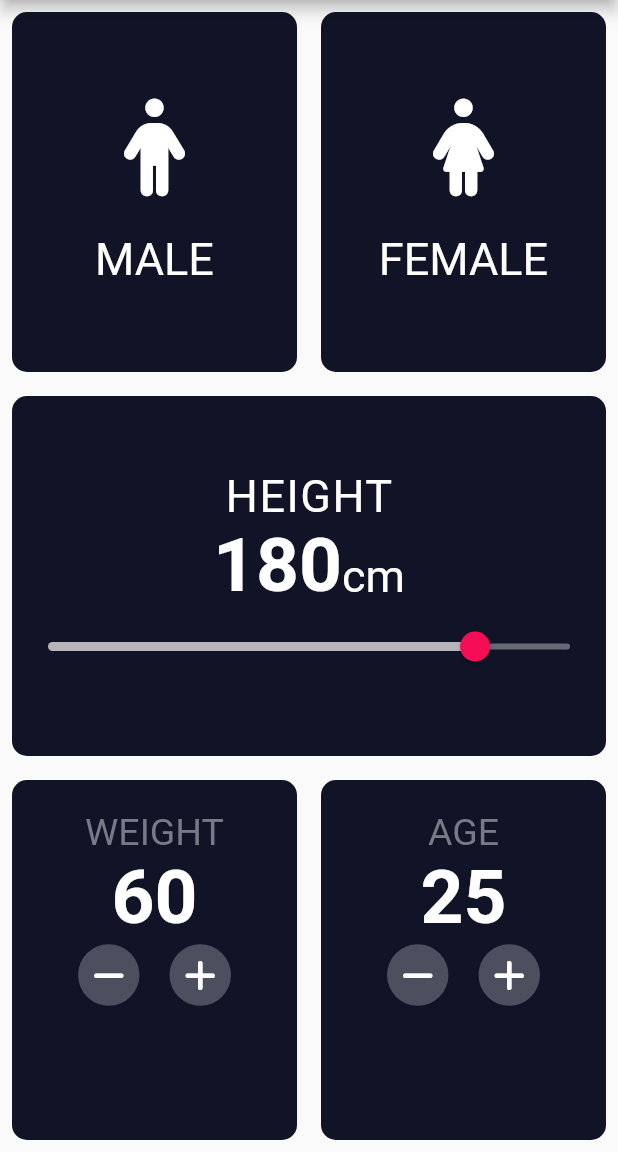
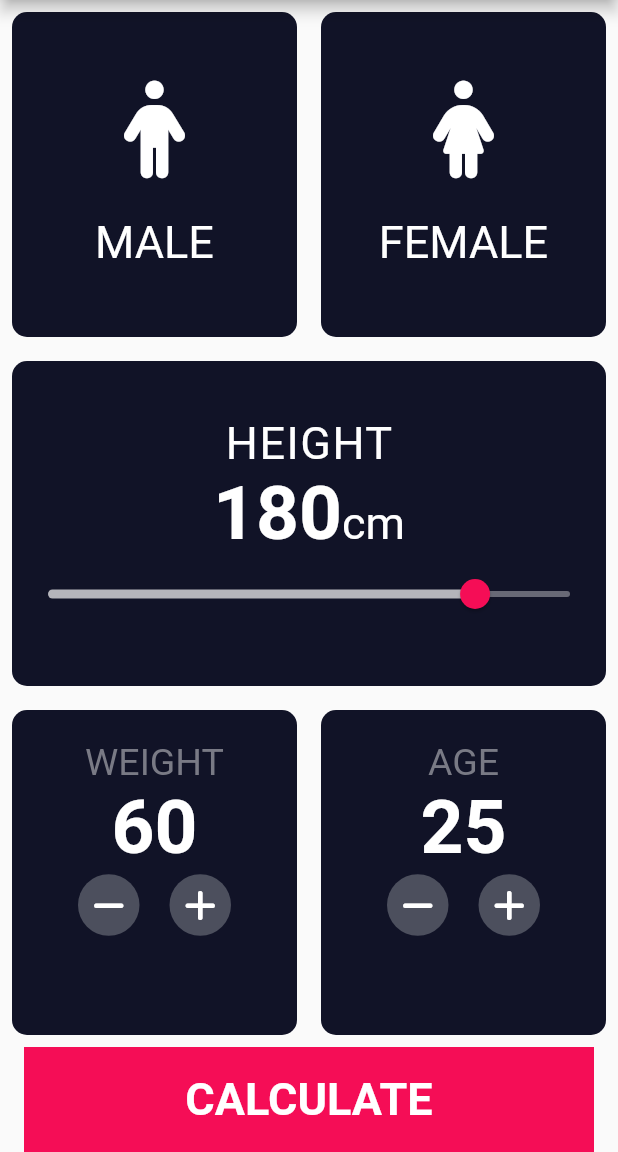
Before and after one commit to ATynchtyk/flutter_bmi_calculator, a Flutter app: the screen it shows after launch, on a phone screen of 412 x 824 dp, the part 84-1236 px from its top. Run offline on Flutter 3.47's test engine with Material 2 defaults, Android fonts, the phone set to English and light mode, and no system bars; our stand-ins replace font_awesome_flutter.

```diff
--- a/lib/input_screen.dart
+++ b/lib/input_screen.dart
@@ -1,4 +1,5 @@
 import 'package:flutter/material.dart';
+import 'package:flutter_bmi_calculator/result_page.dart';
 import 'package:flutter_bmi_calculator/widgets/custom_widget.dart';
 import 'package:flutter_bmi_calculator/widgets/gender_widget.dart';
 import 'package:flutter_bmi_calculator/widgets/slaider_widget.dart';
@@ -43,11 +44,9 @@ class _InputScreenState extends State<InputScreen> {
                 CustomWidget(
                   onTap: (() {
                     setState(() {
-                      // _maleButton = !_maleButton;
                       _gender = Gender.Male;
                     });
                   }),
-                  // tus: _maleButton ? _activeColor : _inActiveColor,
                   tus: _gender == Gender.Male ? _activeColor : _inActiveColor,
                   widget: const GenderWidget(
                       icons: FontAwesomeIcons.person, text: 'male'),
@@ -55,11 +54,9 @@ class _InputScreenState extends State<InputScreen> {
                 CustomWidget(
                   onTap: (() {
                     setState(() {
-                      // _femaleButton = !_femaleButton;
                       _gender = Gender.Female;
                     });
                   }),
-                  // tus: _femaleButton ? _activeColor : _inActiveColor,
                   tus: _gender == Gender.Female ? _activeColor : _inActiveColor,
                   widget: const GenderWidget(
                       icons: FontAwesomeIcons.personDress, text: 'female'),
@@ -114,8 +111,27 @@ class _InputScreenState extends State<InputScreen> {
                 ),
               ],
             ),
-          )
+          ),
         ],
+      ),
+      bottomNavigationBar: MaterialButton(
+        onPressed: () {
+          Navigator.push(context,
+              MaterialPageRoute(builder: ((context) => const ResultPage())));
+        },
+        child: Container(
+          height: 70.0,
+          color: const Color(0xffF50D56),
+          child: const Center(
+            child: Text(
+              'CALCULATE',
+              style: TextStyle(
+                  fontSize: 30.0,
+                  color: Colors.white,
+                  fontWeight: FontWeight.bold),
+            ),
+          ),
+        ),
       ),
     );
   }
```
Also changed, not shown: lib/result_page.dart (added, +18 -0 lines).
